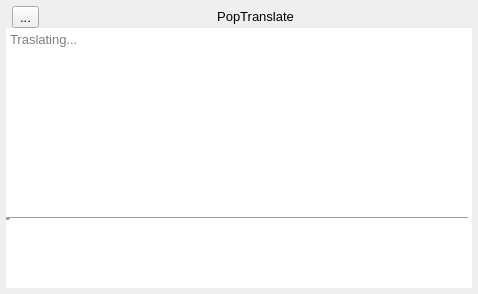
Qt form src/popupdialog.ui (glaumar/PopTranslate) before a commit.
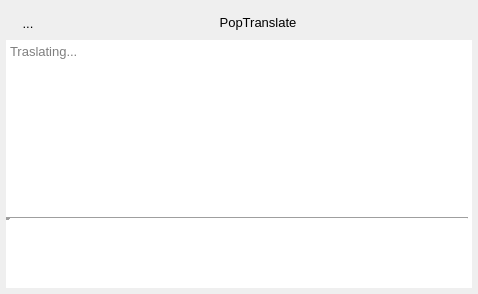
The same form after that commit. Icons and pictures are not drawn.

```diff
--- a/src/popupdialog.ui
+++ b/src/popupdialog.ui
@@ -71,16 +71,24 @@
        <number>6</number>
       </property>
       <property name="topMargin">
-       <number>0</number>
+       <number>3</number>
       </property>
       <property name="rightMargin">
        <number>6</number>
       </property>
       <property name="bottomMargin">
-       <number>0</number>
+       <number>3</number>
       </property>
       <item>
        <widget class="QToolButton" name="pronounce_button">
+        <property name="toolTip">
+         <string>Speak Source Text</string>
+        </property>
+        <property name="styleSheet">
+         <string notr="true"> QToolButton {background-color: transparent; border: none; border-style: none;  padding: 5px;  border-radius: 6px;}
+ QToolButton:hover { background-color: palette(Midlight); }
+ QToolButton:pressed { background-color: palette(Highlight); }</string>
+        </property>
         <property name="text">
          <string>...</string>
         </property>
```
Left out of the diff: 3 changed lines with no effect on the pictures.
